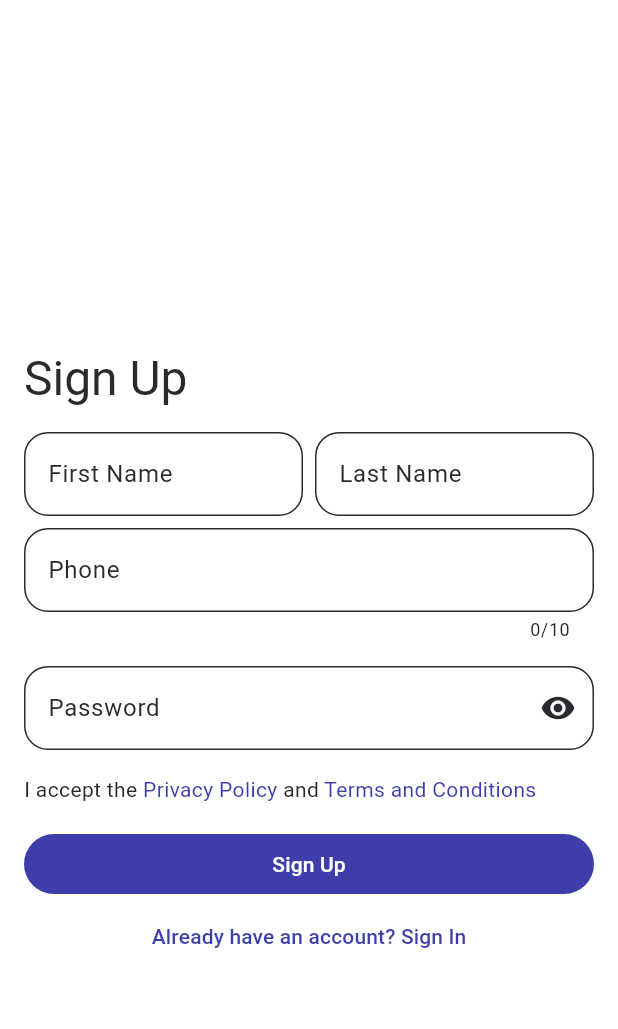
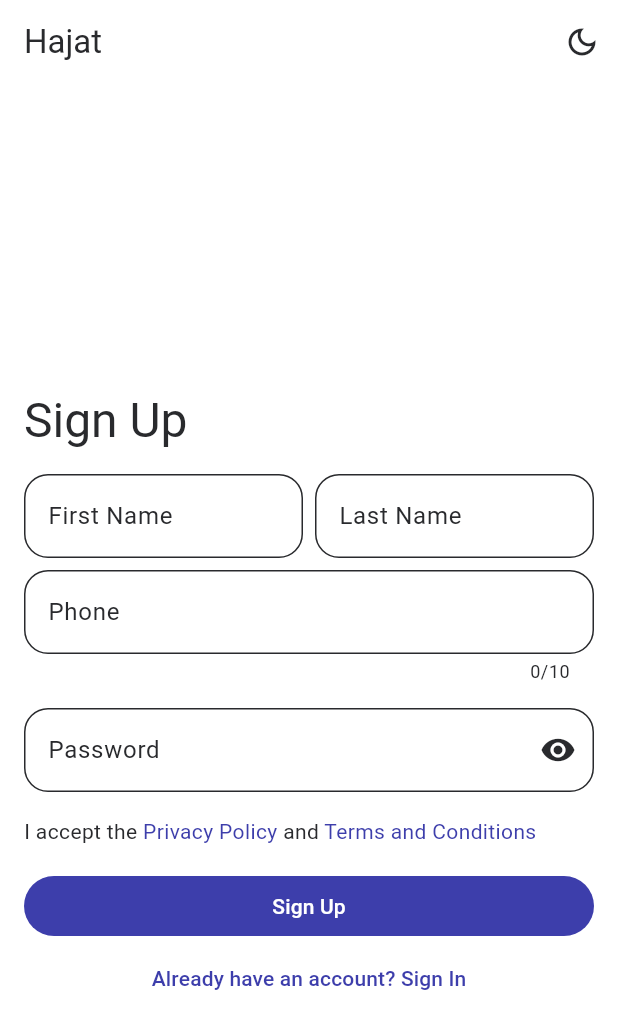
Before and after one commit to AhmedmohamedAhmed90/HajatMobileApp, a Flutter app: the screen it shows after launch, on a phone screen of 412 x 824 dp. Shown: the top 1029 px of the screen. Run offline on Flutter 3.47's test engine with Material 3 defaults, Android fonts, the phone set to English and light mode, and no system bars; our stand-ins replace auto_route, bloc, cached_network_image, dio, flutter_bloc, freezed_annotation and 14 more; accounts and stored records are empty.

Commit message:
add dark and light mode functionalty

```diff
--- a/lib/src/featrues/app/cubit/cubit/theme_cubit.dart
+++ b/lib/src/featrues/app/cubit/cubit/theme_cubit.dart
@@ -1,7 +1,6 @@
 import 'package:flutter/material.dart';
 import 'package:flutter_bloc/flutter_bloc.dart';
 import 'package:freezed_annotation/freezed_annotation.dart';
-
 import 'package:hajat_mobile_app/src/domain/repositories/theme_repository.dart';
 import 'package:hajat_mobile_app/src/services/locator/get_it.dart';
 
@@ -10,19 +9,22 @@ part 'theme_cubit.freezed.dart';
 
 class ThemeCubit extends Cubit<ThemeState> {
   static ThemeCubit get instance => getIt<ThemeCubit>();
-  ThemeCubit() : super(const ThemeState(ThemeMode.system)) {
+
+  ThemeCubit() : super(const ThemeState(ThemeMode.light)) {
     loadTheme();
   }
 
   void updateTheme(ThemeMode themeMode) {
-    final themeRepo = ThemeRepository.instance;
-    themeRepo.saveTheme(themeMode);
-    emit(ThemeState(themeMode));
+    if (themeMode != ThemeMode.system) {
+      final themeRepo = ThemeRepository.instance;
+      themeRepo.saveTheme(themeMode);
+      emit(ThemeState(themeMode));
+    }
   }
 
   void loadTheme() async {
     final themeRepo = getIt<ThemeRepository>();
     final themeMode = await themeRepo.loadFromPrefs();
-    emit(ThemeState(themeMode));
+    emit(ThemeState(themeMode == ThemeMode.system ? ThemeMode.light : themeMode));
   }
 }
--- a/lib/src/featrues/home/ui/home_screen.dart
+++ b/lib/src/featrues/home/ui/home_screen.dart
@@ -8,6 +8,7 @@ import 'package:hajat_mobile_app/src/featrues/home/ui/tabs_screen.dart';
 import 'package:hajat_mobile_app/src/featrues/splash/ui/splash_screen.dart';
 import 'package:hajat_mobile_app/src/services/locator/get_it.dart';
 import 'package:hajat_mobile_app/src/services/logging/log.dart';
+import 'package:hajat_mobile_app/src/featrues/app/cubit/cubit/theme_cubit.dart';
 
 @RoutePage()
 class MyHomePage extends StatelessWidget {
@@ -22,17 +23,10 @@ class MyHomePage extends StatelessWidget {
           error: (message) {
             ScaffoldMessenger.of(context).showSnackBar(
               SnackBar(
-                content: Text(
-                  message,
-                ),
-
+                content: Text(message),
               ),
             );
-
-
             getIt<Log>().error(message);
-            // navigate to error screen
-            // context.router.push(ErrorRoute(message: message));
           },
           authenticated: (session) {
             // check if the user doesn't have an address then navigate to address screen
@@ -41,7 +35,7 @@ class MyHomePage extends StatelessWidget {
         );
       },
       builder: (context, state) {
-        return state.maybeWhen(
+        Widget currentScreen = state.maybeWhen(
           authenticated: (auth) {
             return const TabsScreen();
           },
@@ -56,7 +50,6 @@ class MyHomePage extends StatelessWidget {
               isGuest: true,
             );
           },
-
           loading: () {
             return const LoadingScreen();
           },
@@ -64,8 +57,31 @@ class MyHomePage extends StatelessWidget {
             return AuthScreen(
               isLogin: false,
             );
+          },
+        );
 
-          },
+        // Wrap the current screen with Scaffold to add AppBar
+        return Scaffold(
+          appBar: AppBar(
+            title: const Text('Hajat'),
+            actions: [
+              IconButton(
+                icon: Icon(
+                  Theme.of(context).brightness == Brightness.light
+                    ? Icons.dark_mode_outlined
+                    : Icons.light_mode_outlined
+                ),
+                onPressed: () {
+                  ThemeCubit.instance.updateTheme(
+                    Theme.of(context).brightness == Brightness.light
+                      ? ThemeMode.dark
+                      : ThemeMode.light
+                  );
+                },
+              ),
+            ],
+          ),
+          body: currentScreen,
         );
       },
     );
```
Also changed, not shown: lib/src/domain/repositories/theme_repository.dart (+4 -4 lines).
